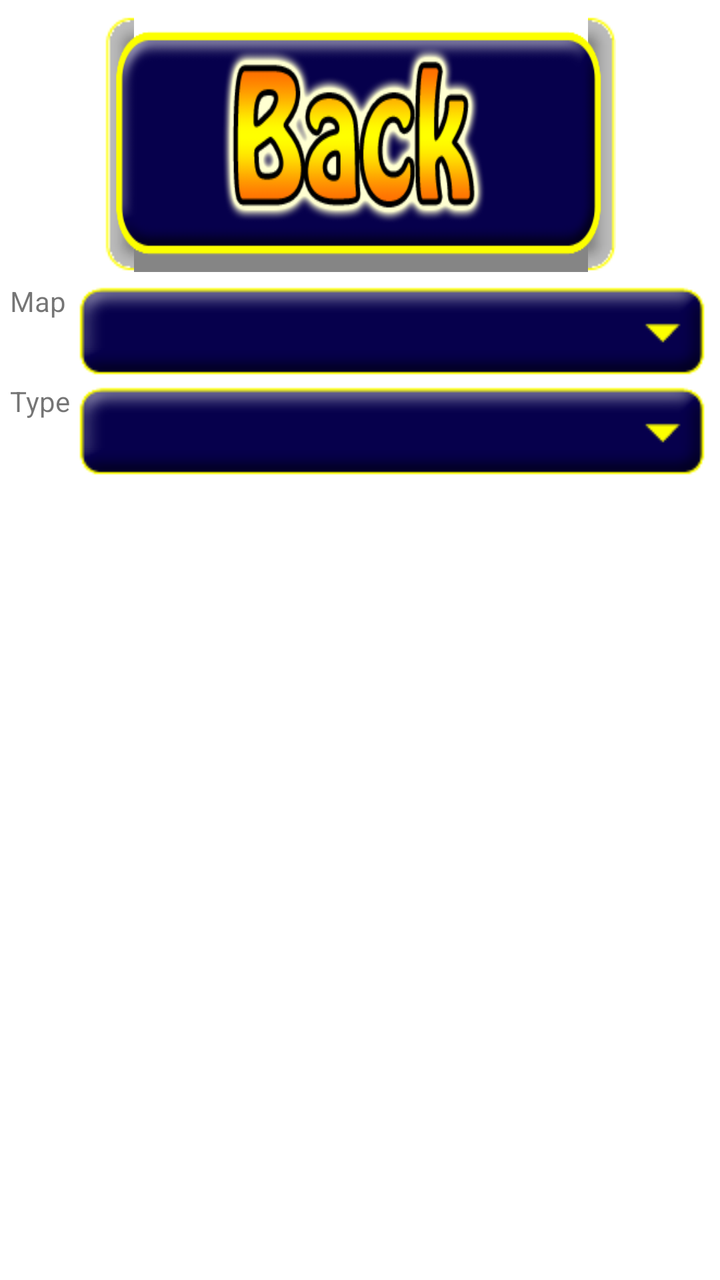
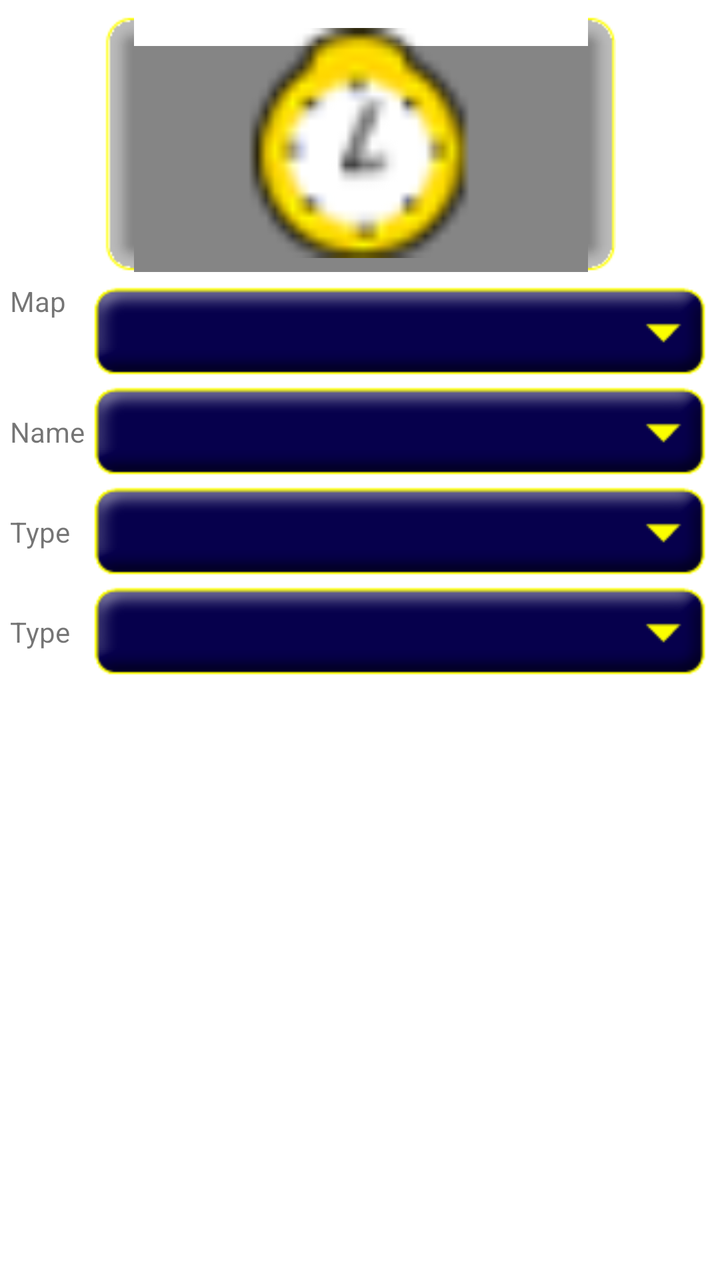

Screens rendered from an Android XML layout before and after an edit, with the pre-edit source and the edit as a unified diff.
<!-- AndroidManifest.xml: fallback theme Theme.MaterialComponents.DayNight.NoActionBar -->
<!-- res/layout/fragment_map.xml -->
<?xml version="1.0" encoding="utf-8"?>
<RelativeLayout xmlns:android="http://schemas.android.com/apk/res/android"
    xmlns:tools="http://schemas.android.com/tools"
    android:layout_width="match_parent"
    android:layout_height="match_parent"
    android:orientation="vertical"
    android:paddingBottom="3dp"
    android:paddingLeft="5dp"
    android:paddingRight="3dp"
    android:paddingTop="3dp" >

    <ImageView
        android:id="@+id/mapPreview"
        android:layout_width="256dip"
        android:layout_height="128dip"
        android:layout_alignParentTop="true"
        android:layout_centerHorizontal="true"
        android:layout_margin="5dip"
        android:background="@drawable/box"
        android:scaleType="fitXY"
        android:src="@drawable/backbutton" />

    <TableLayout
        android:id="@+id/gameOptions"
        android:layout_width="wrap_content"
        android:layout_height="wrap_content"
        android:layout_below="@id/mapPreview"
        android:stretchColumns="1" >

        <TableRow>

            <TextView
                android:id="@+id/txtMap"
                android:layout_width="wrap_content"
                android:layout_height="wrap_content"
                android:text="@string/map_map" />

            <Spinner
                android:id="@+id/spinMaps"
                android:layout_width="wrap_content"
                android:layout_height="wrap_content"
                android:background="@drawable/dropdown" />
        </TableRow>

        <TableRow>

            <TextView
                android:id="@+id/txtType"
                android:layout_width="wrap_content"
                android:layout_height="wrap_content"
                android:text="@string/map_type" />

            <Spinner
                android:id="@+id/spinType"
                android:layout_width="wrap_content"
                android:layout_height="wrap_content"
                android:background="@drawable/dropdown" />
        </TableRow>
    </TableLayout>

</RelativeLayout>
<!-- resources referenced by this layout -->
<resources>
  <!-- drawable backbutton: png bitmap (drawable-mdpi, 25366 bytes) -->
  <!-- drawable box: png bitmap (drawable-mdpi, 850 bytes) -->
  <!-- drawable dropdown: png bitmap (drawable-mdpi, 1913 bytes) -->
  <string name="map_map">Map</string>
  <string name="map_type">Type</string>
</resources>

<!-- the commit's change to res/layout/fragment_map.xml (unified diff, before → after) -->
@@ -17,8 +17,8 @@
         android:layout_centerHorizontal="true"
         android:layout_margin="5dip"
         android:background="@drawable/box"
-        android:scaleType="fitXY"
-        android:src="@drawable/backbutton" />
+        android:scaleType="fitCenter"
+        android:src="@drawable/roomlist_preparing" />
 
     <TableLayout
         android:id="@+id/gameOptions"
@@ -30,32 +30,56 @@
         <TableRow>
 
             <TextView
-                android:id="@+id/txtMap"
                 android:layout_width="wrap_content"
                 android:layout_height="wrap_content"
-                android:text="@string/map_map" />
+                android:text="@string/map_gen" />
 
             <Spinner
-                android:id="@+id/spinMaps"
+                android:id="@+id/spinMapType"
                 android:layout_width="wrap_content"
                 android:layout_height="wrap_content"
                 android:background="@drawable/dropdown" />
         </TableRow>
 
-        <TableRow>
-
+        <TableRow android:id="@+id/rowMapName">
             <TextView
-                android:id="@+id/txtType"
                 android:layout_width="wrap_content"
                 android:layout_height="wrap_content"
-                android:text="@string/map_type" />
+                android:layout_gravity="center_vertical"
+                android:text="@string/map_name" />
 
             <Spinner
-                android:id="@+id/spinType"
-                android:layout_width="wrap_content"
+                android:id="@+id/spinMapName"
+                android:layout_width="fill_parent"
                 android:layout_height="wrap_content"
                 android:background="@drawable/dropdown" />
         </TableRow>
+		<TableRow android:id="@+id/rowTemplateFilter">
+		    <TextView
+                android:layout_width="wrap_content"
+                android:layout_height="wrap_content"
+                android:layout_gravity="center_vertical"
+                android:text="@string/map_template" />
+		    
+            <Spinner
+                android:id="@+id/spinTemplateFilter"
+                android:layout_width="fill_parent"
+                android:layout_height="wrap_content"
+                android:background="@drawable/dropdown" />
+		</TableRow>
+		<TableRow android:id="@+id/rowMazeSize">
+		    <TextView
+                android:layout_width="wrap_content"
+                android:layout_height="wrap_content"
+                android:layout_gravity="center_vertical"
+                android:text="@string/map_maze_size" />
+		    
+            <Spinner
+                android:id="@+id/spinMazeSize"
+                android:layout_width="fill_parent"
+                android:layout_height="wrap_content"
+                android:background="@drawable/dropdown" />
+		</TableRow>
     </TableLayout>
 
 </RelativeLayout>
<!-- resource entries referenced after the edit -->
@@ -1,9 +1,11 @@
 <!-- resources referenced by this layout -->
 <resources>
-  <!-- drawable backbutton: png bitmap (drawable-mdpi, 25366 bytes) -->
   <!-- drawable box: png bitmap (drawable-mdpi, 850 bytes) -->
   <!-- drawable dropdown: png bitmap (drawable-mdpi, 1913 bytes) -->
-  <string name="map_map">Map</string>
-  <string name="map_type">Type</string>
+  <!-- drawable roomlist_preparing: png bitmap (drawable-mdpi, 1835 bytes) -->
+  <string name="map_gen">Map</string>
+  <string name="map_maze_size">Type</string>
+  <string name="map_name">Name</string>
+  <string name="map_template">Type</string>
 </resources>
 
